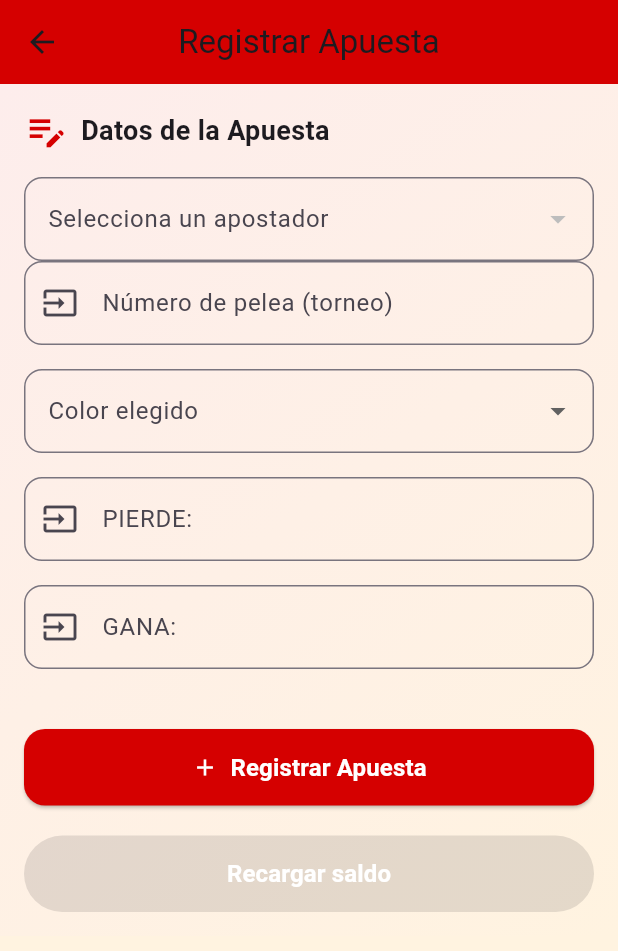
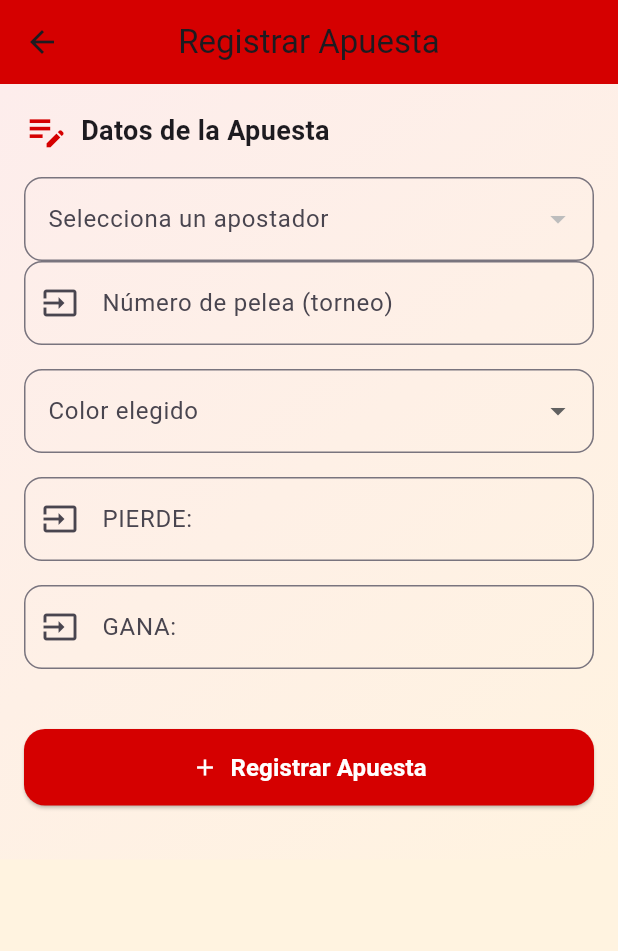
Before and after one commit to CodeNomad3617/apuesta_gallos, a Flutter app: the PantallaRegistroApuesta screen opened directly, on a phone screen of 412 x 824 dp. Shown: the top 951 px of the screen. Run offline on Flutter 3.47's test engine with Material 3 defaults, Android fonts, the phone set to English and light mode, and no system bars; our stand-ins replace cloud_firestore, firebase_core, open_file, pdf, qr_flutter; accounts and stored records are empty.

Commit message:
se quito el boton de registrar saldo de esta vista

```diff
--- a/gallos_app/lib/pantallas/pantalla_registro_apuesta.dart
+++ b/gallos_app/lib/pantallas/pantalla_registro_apuesta.dart
@@ -295,21 +295,6 @@ class _PantallaRegistroApuestaState extends State<PantallaRegistroApuesta> {
                 const SizedBox(height: 20),
                 SizedBox(
                   width: double.infinity,
-                  child: ElevatedButton(
-                    onPressed: saldoActualVisible != null
-                        ? () {
-                            recargarSaldo();  // Aquí mostramos el cuadro para ingresar el monto
-                          }
-                        : null,  // Deshabilitar si el saldo no es 0
-                    style: ElevatedButton.styleFrom(
-                      backgroundColor: Colors.green,
-                      padding: const EdgeInsets.symmetric(vertical: 14),
-                    ),
-                    child: const Text(
-                      'Recargar saldo',
-                      style: TextStyle(fontSize: 16, fontWeight: FontWeight.bold, color: Colors.white),
-                    ),
-                  ),
                 ),
               ],
             ),
```
